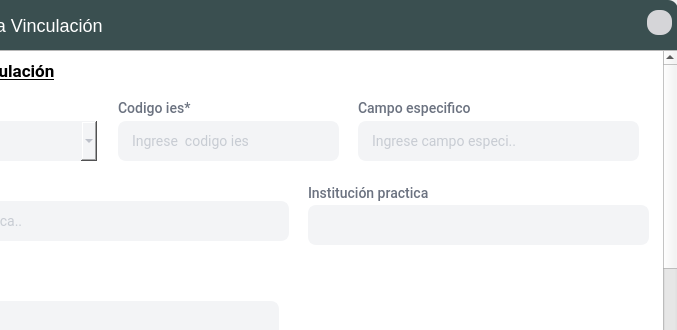
Old version of the form App/source/ui_files/formulario_vinculacion.ui in the repository Bailon18/Vinculacion-desktop-python; both pictures show x 143 to 820 and y 0 to 330 of the 820 by 557 pixel window.
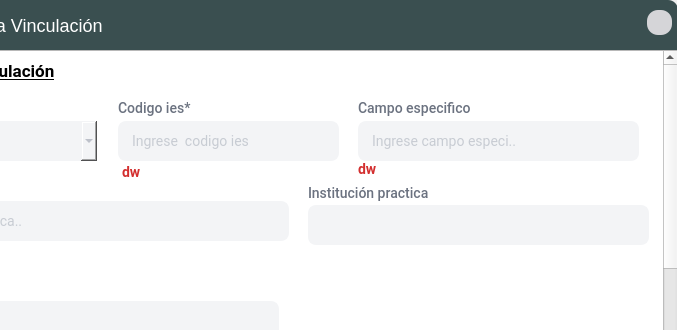
New version of the form. Icons and pictures are not drawn.

Commit message: se actualizo el nueva vinculacion

Patch:
```diff
--- a/App/source/ui_files/formulario_vinculacion.ui
+++ b/App/source/ui_files/formulario_vinculacion.ui
@@ -362,7 +362,7 @@
 }
 
 /* QLabel para Mostrar Error */
-QLabel#errorNombres, #errorApellidos, #errorIdentificacion, #errorFechaNacimiento, #errorCorreo, #errorTelefono, #errorDireccion, #errorContrasena{
+QLabel#errorCodigoies, #errorCampoEspecifico, #errorEstudianteNoEncontrado,#errorBuscar{
     font-family: Roboto;
     font-style: normal;
     font-weight: bold;
@@ -381,7 +381,7 @@
        <property name="geometry">
         <rect>
          <x>0</x>
-         <y>-450</y>
+         <y>-309</y>
          <width>802</width>
          <height>930</height>
         </rect>
@@ -1281,7 +1281,7 @@
          </rect>
         </property>
         <property name="text">
-         <string/>
+         <string>dw</string>
         </property>
        </widget>
        <widget class="QLabel" name="errorCampoEspecifico">
@@ -1294,7 +1294,7 @@
          </rect>
         </property>
         <property name="text">
-         <string/>
+         <string>dw</string>
         </property>
        </widget>
        <widget class="QLabel" name="errorCampoPeriodo">
```
Left out of the diff: 30 changed lines with no effect on the pictures. The commit also changes 9 other files.
